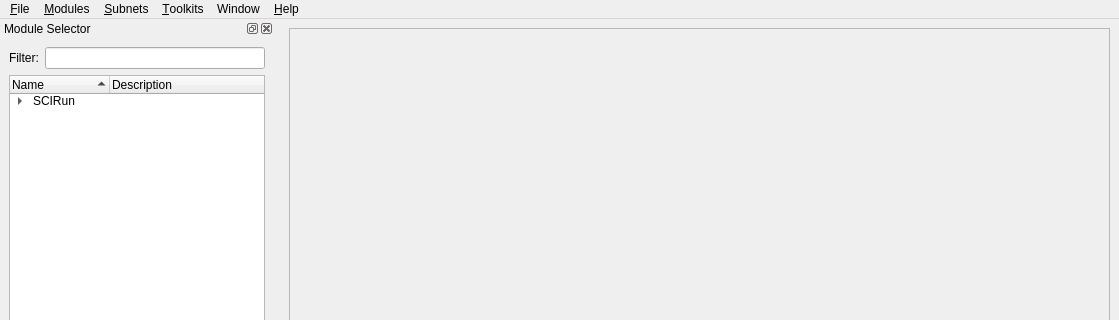
SCIInstitute/SCIRun, file src/Interface/Application/SCIRunMainWindow.ui: the form before one commit; both pictures show x 0 to 1119 and y 0 to 320 of the 1119 by 998 pixel window.
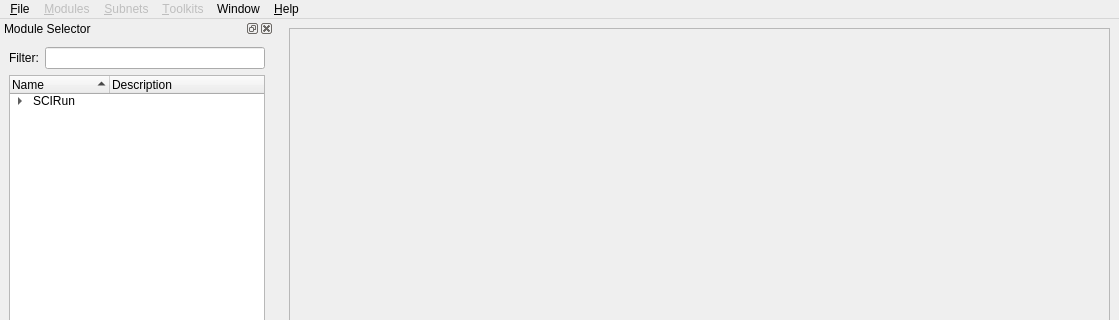
The form after the commit. Icons and pictures are not drawn.

```diff
--- a/src/Interface/Application/SCIRunMainWindow.ui
+++ b/src/Interface/Application/SCIRunMainWindow.ui
@@ -81,17 +81,26 @@
     <addaction name="actionQuit_"/>
    </widget>
    <widget class="QMenu" name="menuModules_">
+    <property name="enabled">
+     <bool>false</bool>
+    </property>
     <property name="title">
      <string>&amp;Modules</string>
     </property>
     <addaction name="actionDump_positions"/>
    </widget>
    <widget class="QMenu" name="menuSubnets_">
+    <property name="enabled">
+     <bool>false</bool>
+    </property>
     <property name="title">
      <string>&amp;Subnets</string>
     </property>
    </widget>
    <widget class="QMenu" name="menuToolkits_">
+    <property name="enabled">
+     <bool>false</bool>
+    </property>
     <property name="title">
      <string>&amp;Toolkits</string>
     </property>
```
Left out of the diff: 22 changed lines with no effect on the pictures.
